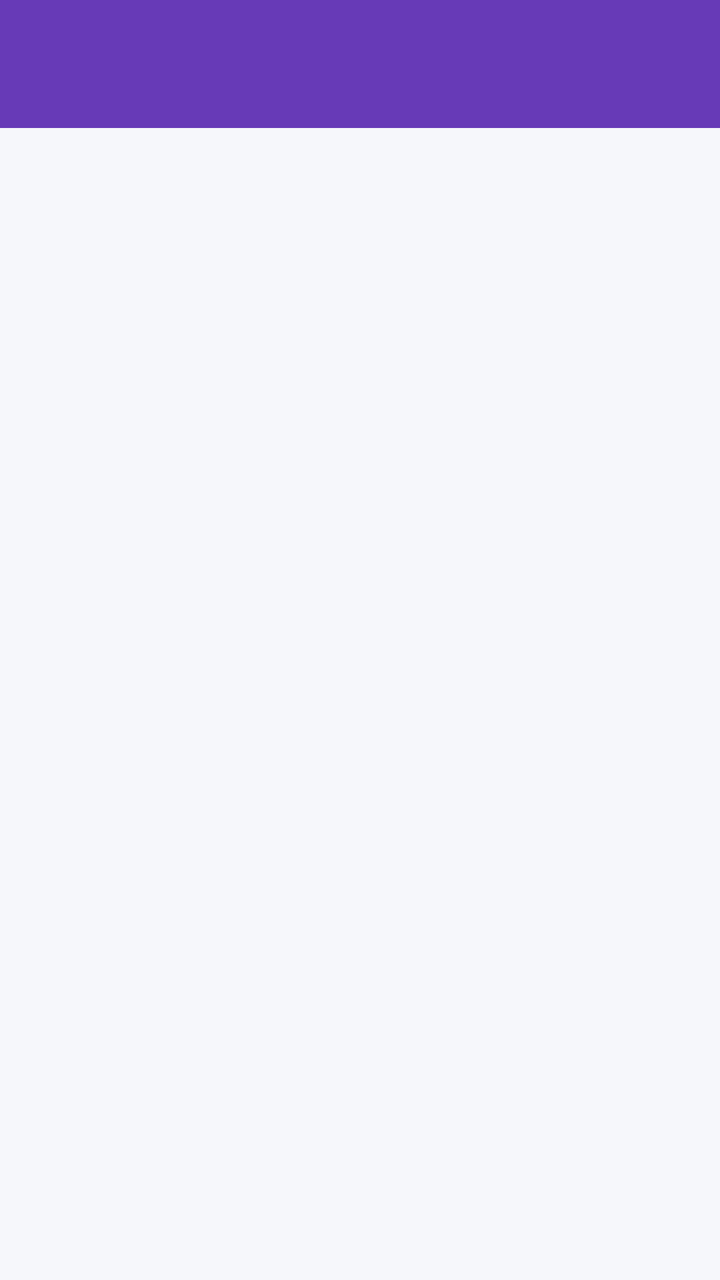
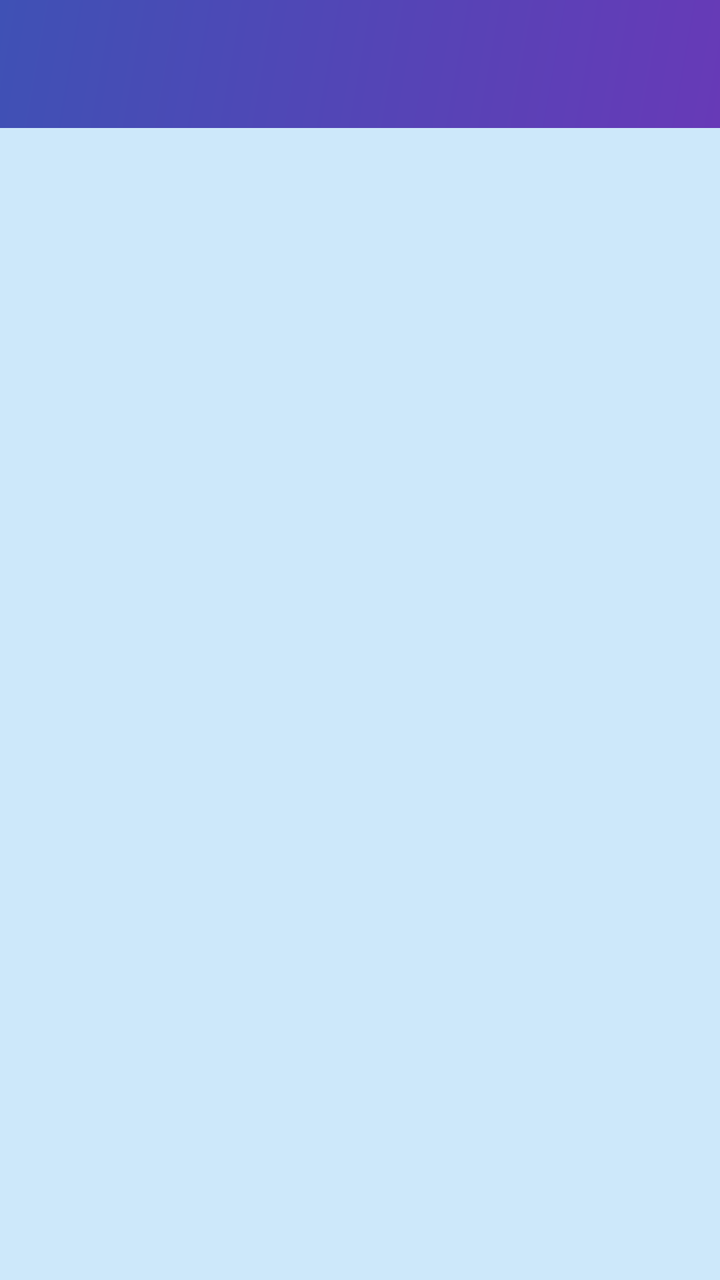

Before-and-after screenshots of an Android layout around one commit, followed by the original layout XML and the change that was made.
<!-- AndroidManifest.xml: application theme Theme.CampusConnect -->
<!-- res/layout/activity_notifications.xml -->
<?xml version="1.0" encoding="utf-8"?>
<androidx.constraintlayout.widget.ConstraintLayout xmlns:android="http://schemas.android.com/apk/res/android"
    xmlns:app="http://schemas.android.com/apk/res-auto"
    android:layout_width="match_parent"
    android:layout_height="match_parent">

    <com.google.android.material.appbar.MaterialToolbar
        android:id="@+id/toolbar"
        android:layout_width="match_parent"
        android:layout_height="?attr/actionBarSize"
        android:background="?attr/colorPrimary"
        app:titleTextColor="?attr/colorOnPrimary"
        app:layout_constraintTop_toTopOf="parent" />

    <include
        android:id="@+id/offlineBannerInclude"
        layout="@layout/view_offline_banner"
        android:layout_width="match_parent"
        android:layout_height="wrap_content"
        app:layout_constraintTop_toBottomOf="@id/toolbar" />

    <androidx.recyclerview.widget.RecyclerView
        android:id="@+id/notificationsRecyclerView"
        android:layout_width="match_parent"
        android:layout_height="0dp"
        app:layout_constraintBottom_toBottomOf="parent"
        app:layout_constraintTop_toBottomOf="@id/offlineBannerInclude" />

    <TextView
        android:id="@+id/emptyStateText"
        android:layout_width="wrap_content"
        android:layout_height="wrap_content"
        android:text="@string/no_notifications_yet_nreminders"
        android:visibility="gone"
        app:layout_constraintBottom_toBottomOf="parent"
        app:layout_constraintEnd_toEndOf="parent"
        app:layout_constraintStart_toStartOf="parent"
        app:layout_constraintTop_toBottomOf="@id/toolbar" />

</androidx.constraintlayout.widget.ConstraintLayout>
<!-- res/layout/view_offline_banner.xml (included above) -->
<?xml version="1.0" encoding="utf-8"?>
<com.google.android.material.card.MaterialCardView xmlns:android="http://schemas.android.com/apk/res/android"
    xmlns:app="http://schemas.android.com/apk/res-auto"
    android:id="@+id/offlineBanner"
    android:layout_width="match_parent"
    android:layout_height="wrap_content"
    android:layout_margin="12dp"
    android:visibility="gone"
    app:cardBackgroundColor="@color/warning_container"
    app:cardCornerRadius="12dp"
    app:cardElevation="0dp">

    <TextView
        android:id="@+id/offlineBannerText"
        android:layout_width="match_parent"
        android:layout_height="wrap_content"
        android:minHeight="48dp"
        android:gravity="center_vertical"
        android:padding="12dp"
        android:text="@string/offline_saved"
        android:textColor="@color/on_warning_container" />
</com.google.android.material.card.MaterialCardView>
<!-- resources referenced by this layout -->
<resources>
  <color name="on_warning_container">#5D4037</color>
  <color name="warning_container">#FFF8E1</color>
  <string name="no_notifications_yet_nreminders">No notifications yet.\nReminders, waitlist updates and chat will appear here.</string>
  <string name="offline_saved">You\'re offline. Showing saved events.</string>
  <style name="Theme.CampusConnect" parent="Base.Theme.CampusConnect" />
  <style name="Base.Theme.CampusConnect" parent="Theme.Material3.DayNight.NoActionBar">
          
          <item name="colorPrimary">@color/primary</item>
          <item name="colorOnPrimary">@color/on_primary</item>
          <item name="colorSecondary">@color/secondary</item>
          <item name="colorOnSecondary">@color/on_secondary</item>
          <item name="colorTertiary">@color/tertiary</item>
          <item name="colorOnTertiary">@color/on_tertiary</item>
          <item name="android:windowBackground">@color/background</item>
          <item name="colorSurface">@color/surface</item>
          <item name="colorOnSurface">@color/on_surface</item>
  
          <item name="colorSurfaceVariant">@color/surface_variant</item>
          <item name="colorOnSurfaceVariant">@color/on_surface_variant</item>
          <item name="colorError">@color/error</item>
          <item name="colorOnError">@color/on_error</item>
          <item name="colorOutline">@color/outline</item>
          <item name="colorOutlineVariant">@color/outline_variant</item>
          <item name="android:statusBarColor">@color/primary</item>
  
          
          <item name="materialCardViewStyle">@style/Widget.CampusConnect.Card</item>
      </style>
  <color name="primary">#673AB7</color>
  <color name="on_primary">#FFFFFF</color>
  <color name="secondary">#009688</color>
  <color name="on_secondary">#FFFFFF</color>
  <color name="tertiary">#FFC107</color>
  <color name="on_tertiary">#000000</color>
  <color name="background">#F6F7FB</color>
  <color name="surface">#FFFFFF</color>
  <color name="on_surface">#1A1C1E</color>
  <color name="surface_variant">#E1E2EC</color>
  <color name="on_surface_variant">#44474E</color>
  <color name="error">#B3261E</color>
  <color name="on_error">#FFFFFF</color>
  <color name="outline">#74777F</color>
  <color name="outline_variant">#C4C6D0</color>
  <style name="Widget.CampusConnect.Card" parent="Widget.Material3.CardView.Elevated">
          <item name="cardCornerRadius">16dp</item>
          <item name="cardElevation">2dp</item>
          <item name="strokeWidth">0dp</item>
      </style>
</resources>

<!-- the commit's change to res/layout/activity_notifications.xml (unified diff, before → after) -->
@@ -5,10 +5,11 @@
     android:layout_height="match_parent">
 
     <com.google.android.material.appbar.MaterialToolbar
+        android:theme="@style/ThemeOverlay.CampusConnect.Toolbar"
         android:id="@+id/toolbar"
         android:layout_width="match_parent"
         android:layout_height="?attr/actionBarSize"
-        android:background="?attr/colorPrimary"
+        android:background="@drawable/bg_toolbar_gradient"
         app:titleTextColor="?attr/colorOnPrimary"
         app:layout_constraintTop_toTopOf="parent" />
 
<!-- resource entries referenced after the edit -->
@@ -2,9 +2,24 @@
 <resources>
   <color name="on_warning_container">#5D4037</color>
   <color name="warning_container">#FFF8E1</color>
+  <!-- drawable bg_toolbar_gradient (drawable) -->
+  <?xml version="1.0" encoding="utf-8"?>
+  <shape xmlns:android="http://schemas.android.com/apk/res/android"
+      android:shape="rectangle">
+      <gradient
+          android:angle="135"
+          android:startColor="@color/gradient_start"
+          android:endColor="@color/gradient_end"
+          android:type="linear" />
+  </shape>
   <string name="no_notifications_yet_nreminders">No notifications yet.\nReminders, waitlist updates and chat will appear here.</string>
   <string name="offline_saved">You\'re offline. Showing saved events.</string>
+  <style name="ThemeOverlay.CampusConnect.Toolbar" parent="">
+          <item name="colorControlNormal">?attr/colorOnPrimary</item>
+      </style>
   <style name="Theme.CampusConnect" parent="Base.Theme.CampusConnect" />
+  <color name="gradient_start">#673AB7</color>
+  <color name="gradient_end">#3F51B5</color>
   <style name="Base.Theme.CampusConnect" parent="Theme.Material3.DayNight.NoActionBar">
           
           <item name="colorPrimary">@color/primary</item>
@@ -27,6 +42,7 @@
   
           
           <item name="materialCardViewStyle">@style/Widget.CampusConnect.Card</item>
+          <item name="toolbarStyle">@style/Widget.CampusConnect.Toolbar</item>
       </style>
   <color name="primary">#673AB7</color>
   <color name="on_primary">#FFFFFF</color>
@@ -34,7 +50,7 @@
   <color name="on_secondary">#FFFFFF</color>
   <color name="tertiary">#FFC107</color>
   <color name="on_tertiary">#000000</color>
-  <color name="background">#F6F7FB</color>
+  <color name="background">#CDE8FA</color>
   <color name="surface">#FFFFFF</color>
   <color name="on_surface">#1A1C1E</color>
   <color name="surface_variant">#E1E2EC</color>
@@ -44,9 +60,16 @@
   <color name="outline">#74777F</color>
   <color name="outline_variant">#C4C6D0</color>
   <style name="Widget.CampusConnect.Card" parent="Widget.Material3.CardView.Elevated">
-          <item name="cardCornerRadius">16dp</item>
-          <item name="cardElevation">2dp</item>
+          
+          <item name="cardBackgroundColor">@color/tile_bg</item>
+          <item name="cardCornerRadius">18dp</item>
+          <item name="cardElevation">0dp</item>
           <item name="strokeWidth">0dp</item>
       </style>
+  <style name="Widget.CampusConnect.Toolbar" parent="Widget.Material3.Toolbar">
+          <item name="navigationIconTint">?attr/colorOnPrimary</item>
+          <item name="android:theme">@style/ThemeOverlay.CampusConnect.Toolbar</item>
+      </style>
+  <color name="tile_bg">#ECE8FE</color>
 </resources>
 
